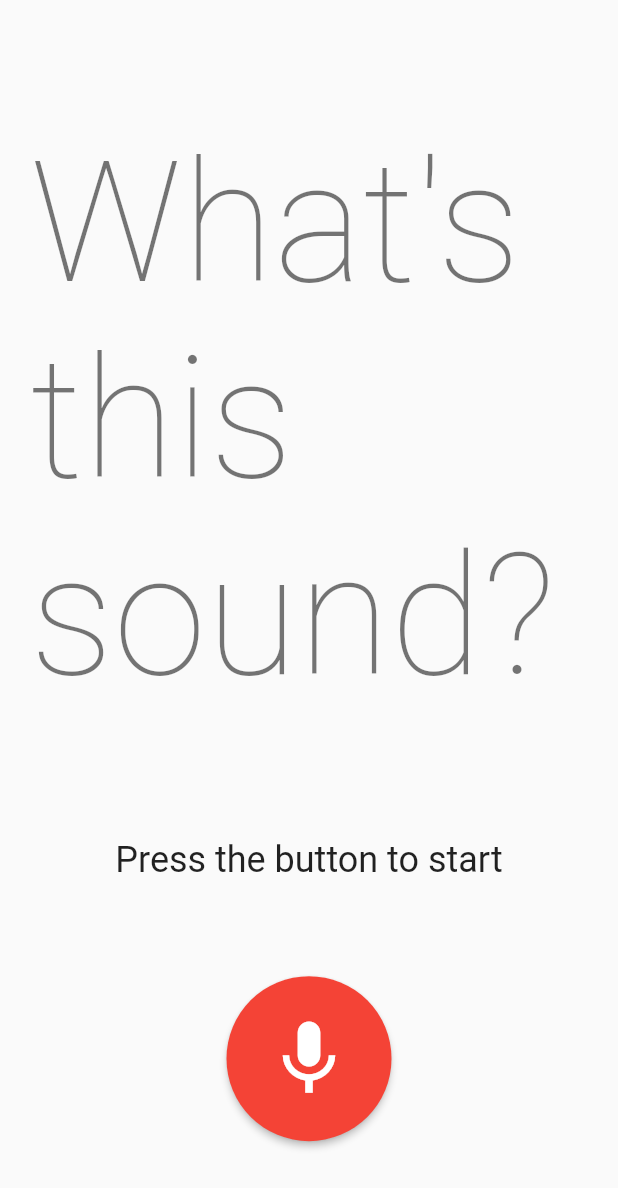
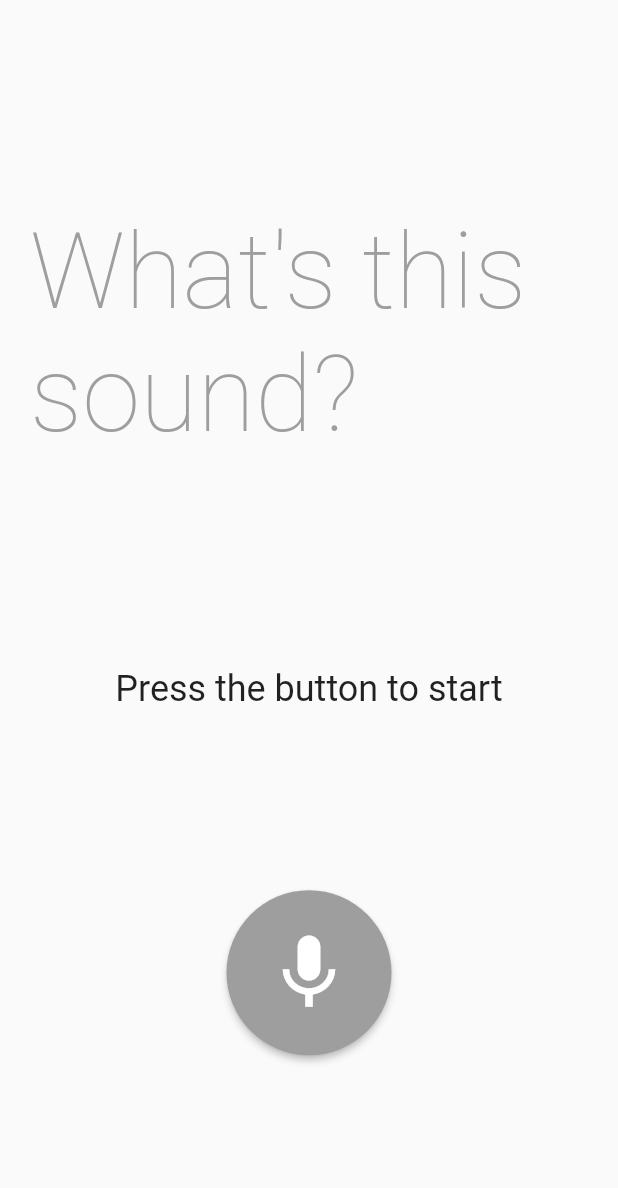
Before and after one commit to cmalbuquerque/audio_recognition_app, a Flutter app: the screen it shows after launch, after a tap on the "mic" icon, on a phone screen of 412 x 824 dp. Shown: the top 1188 px of the screen. Run offline on Flutter 3.47's test engine with Material 2 defaults, Android fonts, the phone set to English and light mode, and no system bars; missing offline and left inert: tflite_audio.

Commit message:
Example running in Android physical device

```diff
--- /dev/null
+++ b/assets/labels.txt
@@ -0,0 +1,4 @@
+0 Background Noise
+1 Bell
+2 Whistle
+3 Xylophone
--- a/lib/main.dart
+++ b/lib/main.dart
@@ -1,4 +1,5 @@
 import 'package:flutter/material.dart';
+import 'package:tflite_audio/tflite_audio.dart';
 
 void main() {
   runApp(MyApp());
@@ -26,7 +27,44 @@ class MyHomePage extends StatefulWidget {
 class _MyHomePageState extends State<MyHomePage> {
   String _sound = "Press the button to start";
   bool _recording = false;
+  Stream<Map<dynamic, dynamic>> result;
 
+  @override
+  void initState() {
+    super.initState();
+    TfliteAudio.loadModel(
+        model: 'assets/soundclassifier.tflite',
+        label: 'assets/labels.txt',
+        numThreads: 1,
+        isAsset: true);
+  }
+
+  void _recorder() {
+    String recognition = "";
+    if (!_recording) {
+      setState(() => _recording = true);
+      result = TfliteAudio.startAudioRecognition(
+        numOfInferences: 1,
+        inputType: 'rawAudio',
+        sampleRate: 44100,
+        recordingLength: 44032,
+        bufferSize: 22016,
+      );
+      result.listen((event) {
+        recognition = event["recognitionResult"];
+      }).onDone(() {
+        setState(() {
+          _recording = false;
+          _sound = recognition.split(" ")[1];
+        });
+      });
+    }
+  }
+
+  void _stop() {
+    TfliteAudio.stopAudioRecognition();
+    setState(() => _recording = false);
+  }
 
   @override
   Widget build(BuildContext context) {
@@ -39,7 +77,12 @@ class _MyHomePageState extends State<MyHomePage> {
               Container(
                 padding: EdgeInsets.all(20),
                 child: Text(
-                  "What's this sound?", style: Theme.of(context).textTheme.headline1,
+                  "What's this sound?",
+                  style: TextStyle(
+                    color: Colors.grey,
+                    fontSize: 70,
+                    fontWeight: FontWeight.w200,
+                  ),
                 ),
               ),
               Text(
@@ -47,7 +90,7 @@ class _MyHomePageState extends State<MyHomePage> {
                 style: Theme.of(context).textTheme.headline5,
               ),
               MaterialButton(
-                onPressed: (){},
+                onPressed: _recorder,
                 color: _recording ? Colors.grey : Colors.red,
                 textColor: Colors.white,
                 child: Icon(Icons.mic, size: 60),
```
Also changed, not shown: pubspec.yaml (+4 -7 lines), pubspec.lock, 155 other files.
